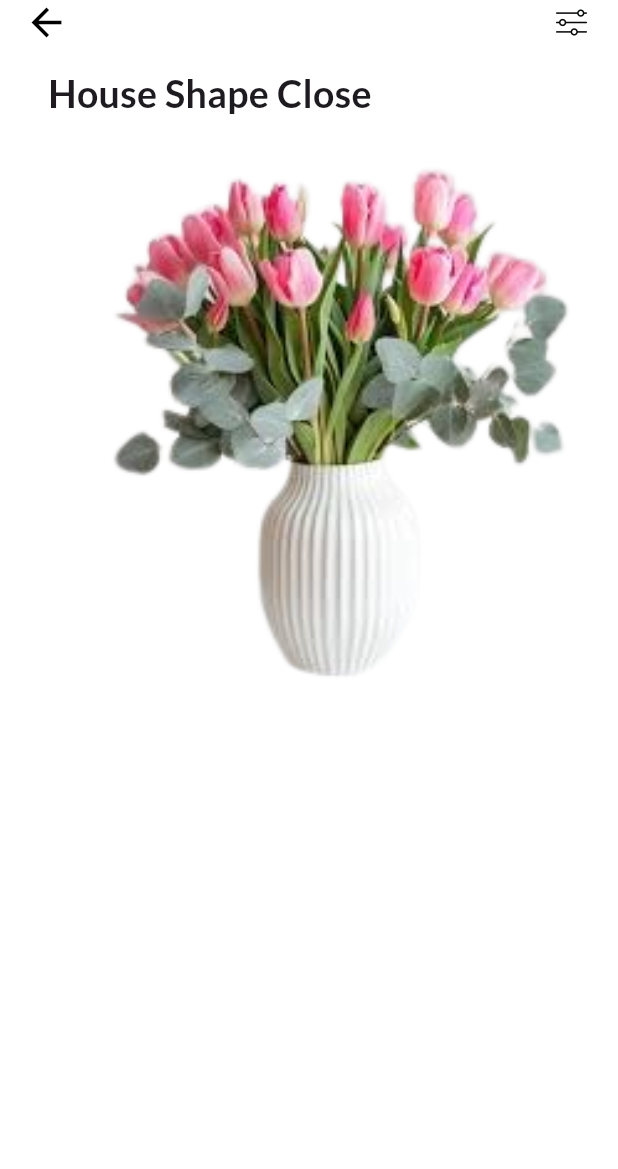
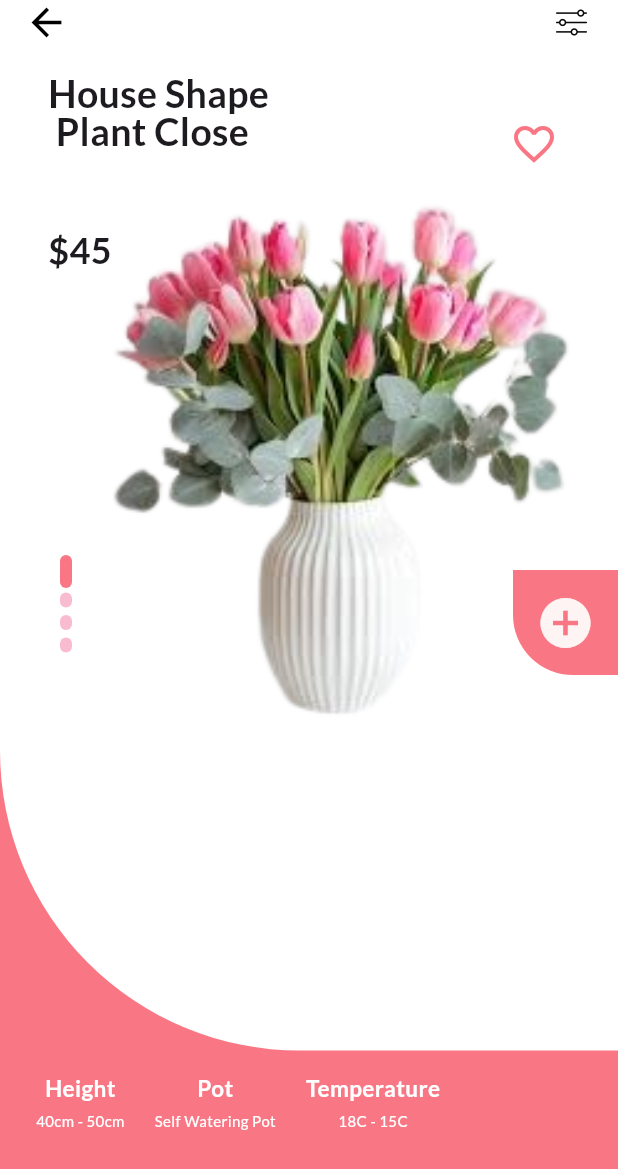
Before and after one commit to ikram-debug/PlantXpress, a Flutter app: the screen it shows after launch, after a tap on "House Shape Close", on a phone screen of 412 x 824 dp. Shown: the top 1169 px of the screen. Run offline on Flutter 3.47's test engine with Material 3 defaults, Android fonts, the phone set to English and light mode, and no system bars; our stand-ins replace google_fonts.

Commit message:
Second Commit

```diff
--- /dev/null
+++ b/lib/View Model/Details_Screen_VM.dart
@@ -0,0 +1,256 @@
+import 'package:flutter/material.dart';
+import 'package:plant_delivery_app/Utils/color.dart';
+import 'package:plant_delivery_app/View/Home_screen/Home_Screen_View.dart';
+
+class DetailsSrc extends StatelessWidget {
+  final String image;
+  final String name;
+  final String price;
+  const DetailsSrc({super.key,
+    required this.image,
+    required this.name,
+    required this.price
+  });
+
+  @override
+  Widget build(BuildContext context) {
+    return Scaffold(
+      body: Container(
+        color: Colors.white,
+        child: Stack(
+          children: [
+            BottomPart(context),
+            Positioned(
+              top: 0,
+                child: Container(
+                  height: MediaQuery.of(context).size.height*0.85,
+                  width: MediaQuery.of(context).size.width,
+                  decoration: BoxDecoration(
+                    borderRadius: BorderRadius.only(bottomLeft: Radius.circular(200)),
+                    color: Colors.white,
+                  ),
+                  child: Column(
+                    crossAxisAlignment: CrossAxisAlignment.start,
+                    children: [
+                      Padding(
+                          padding: EdgeInsets.only(top: MediaQuery.of(context).padding.top,
+                            right: 16,
+                            left: 16,
+                          ),
+                      child: Row(
+                        mainAxisAlignment: MainAxisAlignment.spaceBetween,
+                        children: [
+                          GestureDetector(
+                            onTap: () {
+                              Navigator.pop(context);
+                            },
+                            child: Icon(Icons.arrow_back,
+                              size: 30,
+                              color: Colors.black,
+                            ),
+                          ),
+                          Image.asset('assets/fillter.png',
+                            height: 30,
+                              width:30,
+                          ),
+                        ],
+                      ),
+                      ),
+                      SizedBox(height: 20),
+                      Padding(
+                        padding: EdgeInsets.only(left: 32.0),
+                        child: Text(
+                          name,
+                          textAlign: TextAlign.start,
+                          style: TextStyle(
+                            fontSize: 25,
+                            fontWeight: FontWeight.bold,
+                            height: 1.01,
+                          ),
+                        ),
+                      ),
+                      SizedBox(height: 20),
+                      Padding(
+                          padding: EdgeInsets.only(left: 40),
+                        child: Stack(
+                          children: [
+                            Image.asset(
+                              image,
+                             width: MediaQuery.of(context).size.width,
+                              fit: BoxFit.fill,
+                            ),
+                            Padding(
+                                padding: EdgeInsets.only(top: 250),
+                              child: Container(
+                                height: 22,
+                                  width: 8,
+                                decoration: BoxDecoration(
+                                  borderRadius: BorderRadius.circular(20),
+                                  color: primaryColor,
+                                ),
+                              ),
+                            ),
+                            Padding(
+                              padding: EdgeInsets.only(top: 275),
+                              child: Container(
+                                height: 10,
+                                width: 8,
+                                decoration: BoxDecoration(
+                                  borderRadius: BorderRadius.circular(40),
+                                  color: Colors.pink[100],
+                                ),
+                              ),
+                            ),
+                            Padding(
+                              padding: EdgeInsets.only(top: 290),
+                              child: Container(
+                                height: 10,
+                                width: 8,
+                                decoration: BoxDecoration(
+                                  borderRadius: BorderRadius.circular(40),
+                                  color: Colors.pink[100],
+                                ),
+                              ),
+                            ),
+                            Padding(
+                              padding: EdgeInsets.only(top: 305),
+                              child: Container(
+                                height: 10,
+                                width: 8,
+                                decoration: BoxDecoration(
+                                  borderRadius: BorderRadius.circular(40),
+                                  color: Colors.pink[100],
+                                ),
+                              ),
+                            ),
+                          ],
+                        ),
+                      ),
+                    ],
+                  ),
+                ),
+            ),
+            Positioned(
+              top: 150,
+                left: 32,
+                child: Text(
+                  price,
+                  style: TextStyle(
+                    fontWeight: FontWeight.bold,
+                    fontSize: 24,
+                  ),
+                ),
+            ),
+            Positioned(
+              top: 80,
+                right: 40,
+                child:
+                Icon(Icons.favorite_border,
+                  size: 32,
+                  color: primaryColor,
+                ),
+            ),
+            Positioned(
+              top: 380,
+                right: 0,
+                child: Container(
+                  decoration: BoxDecoration(
+                    borderRadius: BorderRadius.only(bottomLeft: Radius.circular(40),
+                    ),
+                    color: primaryColor,
+                  ),
+                  height: 70,
+                  width: 70,
+                  child:
+                  Icon(Icons.add_circle,
+                    size: 40,
+                    color: secondaryColor,
+                  ),
+                ),
+            ),
+          ],
+        ),
+      )
+    );
+  }
+}
+
+Positioned BottomPart(BuildContext context){
+  return Positioned(
+    bottom: 0,
+    child: Container(
+      height: MediaQuery.of(context).size.height*0.4,
+      width: MediaQuery.of(context).size.width,
+      color: primaryColor,
+      child: const Padding(
+        padding: EdgeInsets.only(top: 220, left: 24),
+        child: Row(
+          children: [
+            Column(
+              children: [
+                Text(
+                  'Height',
+                  style: TextStyle(
+                    fontWeight: FontWeight.bold,
+                    fontSize: 15,
+                    color: Colors.white,
+                  ),
+                ),
+                SizedBox(height: 5),
+                Text(
+                  '40cm - 50cm',
+                  style: TextStyle(
+                    fontSize: 10,
+                    color: Colors.white,
+                  ),
+                ),
+              ],
+            ),
+            SizedBox(width: 20),
+            Column(
+              children: [
+                Text(
+                  'Pot',
+                  style: TextStyle(
+                    fontWeight: FontWeight.bold,
+                    fontSize: 15,
+                    color: Colors.white,
+                  ),
+                ),
+                SizedBox(height: 5),
+                Text(
+                  'Self Watering Pot',
+                  style: TextStyle(
+                    fontSize: 10,
+                    color: Colors.white,
+                  ),
+                ),
+              ],
+            ),
+            SizedBox(width: 20),
+            Column(
+              children: [
+                Text(
+                  'Temperature',
+                  style: TextStyle(
+                    fontWeight: FontWeight.bold,
+                    fontSize: 15,
+                    color: Colors.white,
+                  ),
+                ),
+                SizedBox(height: 5),
+                Text(
+                  '18C - 15C',
+                  style: TextStyle(
+                    fontSize: 10,
+                    color: Colors.white,
+                  ),
+                ),
+              ],
+            ),
+          ],
+        ),
+      ),
+    ),
+  );
+}
--- /dev/null
+++ b/lib/View/Details_Screen/Detail_Screen_View.dart
@@ -0,0 +1,93 @@
+import 'package:flutter/material.dart';
+import 'package:plant_delivery_app/View%20Model/Details_Screen_VM.dart';
+
+class DetailScreen extends StatelessWidget {
+  const DetailScreen({super.key});
+
+  @override
+  Widget build(BuildContext context) {
+    return  DetailsSrc(
+        image: 'assets/flower 3.png',
+        name: 'House Shape \n Plant Close',
+        price:'\$45',
+    );
+  }
+}
+
+class DetailScreen2 extends StatelessWidget {
+  const DetailScreen2({super.key});
+
+  @override
+  Widget build(BuildContext context) {
+    return  DetailsSrc(
+      image: 'assets/flower 2.png',
+      name: 'Glass water \n Plant Close',
+      price:'\$60',
+    );
+  }
+}
+
+class DetailScreen3 extends StatelessWidget {
+  const DetailScreen3({super.key});
+
+  @override
+  Widget build(BuildContext context) {
+    return  DetailsSrc(
+      image: 'assets/flower 1.png',
+      name: 'House Shape \n Plant Close',
+      price:'\$70',
+    );
+  }
+}
+
+class DetailScreen4 extends StatelessWidget {
+  const DetailScreen4({super.key});
+
+  @override
+  Widget build(BuildContext context) {
+    return  DetailsSrc(
+      image: 'assets/flower 4.png',
+      name: 'House Shape \n Plant Close',
+      price:'\$80',
+    );
+  }
+}
+
+class DetailScreen5 extends StatelessWidget {
+  const DetailScreen5({super.key});
+
+  @override
+  Widget build(BuildContext context) {
+    return  DetailsSrc(
+      image: 'assets/flower 5.png',
+      name: 'House Shape \n Plant Close',
+      price:'\$50',
+    );
+  }
+}
+
+class DetailScreen6 extends StatelessWidget {
+  const DetailScreen6({super.key});
+
+  @override
+  Widget build(BuildContext context) {
+    return  DetailsSrc(
+      image: 'assets/Flower 6.png',
+      name: 'House Shape \n Plant Close',
+      price:'\$65',
+    );
+  }
+}
+
+class DetailScreen7 extends StatelessWidget {
+  const DetailScreen7({super.key});
+
+  @override
+  Widget build(BuildContext context) {
+    return  DetailsSrc(
+      image:'assets/flower 7.png',
+      name: 'House Shape \n Plant Close',
+      price:'\$65',
+    );
+  }
+}
--- a/lib/View/Details_Screen/Details_Screen.dart
+++ /dev/null
@@ -1,90 +0,0 @@
-import 'package:flutter/material.dart';
-import 'package:plant_delivery_app/View/Home_screen/Home_Screen_View.dart';
-
-class DetailsSrc extends StatelessWidget {
-  const DetailsSrc({super.key});
-
-  @override
-  Widget build(BuildContext context) {
-    return Scaffold(
-      body: Container(
-        color: Colors.white,
-        child: Stack(
-          children: [
-            // Hero(tag: 'Flower 1',
-            //     child: Image.asset('assets/flower 3.png'
-            //     ),
-            // ),
-            Positioned(
-              top: 0,
-                child: Container(
-                  height: MediaQuery.of(context).size.height*0.85,
-                  width: MediaQuery.of(context).size.width,
-                  decoration: BoxDecoration(
-                    borderRadius: BorderRadius.only(bottomLeft: Radius.circular(200)),
-                    color: Colors.white,
-                  ),
-                  child: Column(
-                    crossAxisAlignment: CrossAxisAlignment.start,
-                    children: [
-                      Padding(
-                          padding: EdgeInsets.only(top: MediaQuery.of(context).padding.top,
-                            right: 16,
-                            left: 16,
-                          ),
-                      child: Row(
-                        mainAxisAlignment: MainAxisAlignment.spaceBetween,
-                        children: [
-                          GestureDetector(
-                            onTap: () {
-                              Navigator.pushReplacement(context,
-                              MaterialPageRoute(builder: (context) => HomeScreen()));
-                            },
-                            child: Icon(Icons.arrow_back,
-                              size: 30,
-                              color: Colors.black,
-                            ),
-                          ),
-                          Image.asset('assets/fillter.png',
-                            height: 30,
-                              width:30,
-                          ),
-                        ],
-                      ),
-                      ),
-                      SizedBox(height: 20),
-                      Padding(
-                        padding: EdgeInsets.only(left: 32.0),
-                        child: Text(
-                          'House Shape Close',
-                          textAlign: TextAlign.start,
-                          style: TextStyle(
-                            fontSize: 25,
-                            fontWeight: FontWeight.bold,
-                            height: 1.01,
-                          ),
-                        ),
-                      ),
-                      SizedBox(height: 20),
-                      Padding(
-                          padding: EdgeInsets.only(left: 40),
-                        child: Stack(
-                          children: [
-                            Image.asset('assets/flower 3.png',
-                             width: MediaQuery.of(context).size.width,
-                              fit: BoxFit.fill,
-                            ),
-                          ],
-                        ),
-                      ),
-                    ],
-                  ),
-                ),
-            ),
-
-          ],
-        ),
-      )
-    );
-  }
-}
--- a/lib/View/Home_screen/Home_Screen_View.dart
+++ b/lib/View/Home_screen/Home_Screen_View.dart
@@ -1,7 +1,8 @@
 import 'package:flutter/material.dart';
 import 'package:plant_delivery_app/Utils/color.dart';
 import 'package:plant_delivery_app/View%20Model/Home_Screen_VM.dart';
-import 'package:plant_delivery_app/View/Details_Screen/Details_Screen.dart';
+import 'package:plant_delivery_app/View/Details_Screen/Detail_Screen_View.dart';
+
 
 
 class HomeScreen extends StatelessWidget {
@@ -54,7 +55,7 @@ Container bodypart(Size size, BuildContext context) {
           SizedBox(height: 100),
           GestureDetector(
             onTap: () {
-              Navigator.push(context, MaterialPageRoute(builder: (context) => DetailsSrc()));
+              Navigator.push(context, MaterialPageRoute(builder: (context) => DetailScreen()));
             },
             child: const Hero(
               tag: 'Flower 1',
@@ -65,7 +66,11 @@ Container bodypart(Size size, BuildContext context) {
               ),
             ),
           ),
-          const   Hero(
+          GestureDetector(
+            onTap: () {
+              Navigator.push(context, MaterialPageRoute(builder: (context) => DetailScreen2()));
+            },
+            child: const   Hero(
               tag: 'Flower 2',
               child: HomeScreenVm(
                 image: 'assets/flower 2.png',
@@ -73,7 +78,12 @@ Container bodypart(Size size, BuildContext context) {
                 price: '60',
               ),
             ),
-          const  Hero(
+          ),
+          GestureDetector(
+            onTap: () {
+              Navigator.push(context, MaterialPageRoute(builder: (context) => DetailScreen3()));
+            },
+            child: const  Hero(
               tag: 'Flower 3',
               child: HomeScreenVm(
                 image: 'assets/flower 1.png',
@@ -81,7 +91,12 @@ Container bodypart(Size size, BuildContext context) {
                 price: '70',
               ),
             ),
-          const Hero(
+          ),
+          GestureDetector(
+              onTap: () {
+                Navigator.push(context, MaterialPageRoute(builder: (context) => DetailScreen4()));
+              },
+            child: const Hero(
               tag: 'Flower 4',
               child: HomeScreenVm(
                 image: 'assets/flower 4.png',
@@ -89,7 +104,12 @@ Container bodypart(Size size, BuildContext context) {
                 price: '80',
               ),
             ),
-          const  Hero(
+          ),
+          GestureDetector(
+            onTap: () {
+              Navigator.push(context, MaterialPageRoute(builder: (context) => DetailScreen5()));
+            },
+            child: const  Hero(
               tag: 'Flower 5',
               child: HomeScreenVm(
                 image: 'assets/flower 5.png',
@@ -97,7 +117,12 @@ Container bodypart(Size size, BuildContext context) {
                 price: '50',
               ),
             ),
-          const  Hero(
+          ),
+          GestureDetector(
+            onTap: () {
+              Navigator.push(context, MaterialPageRoute(builder: (context) => DetailScreen6()));
+            },
+            child: const  Hero(
               tag: 'Flower 6',
               child: HomeScreenVm(
                 image: 'assets/Flower 6.png',
@@ -105,12 +130,18 @@ Container bodypart(Size size, BuildContext context) {
                 price: '65',
               ),
             ),
-          const  Hero(
+          ),
+          GestureDetector(
+            onTap: () {
+              Navigator.push(context, MaterialPageRoute(builder: (context) => DetailScreen7()));
+            },
+            child: const  Hero(
               tag: 'Flower 7',
               child: HomeScreenVm(
                 image: 'assets/flower 7.png',
                 name: 'House Shape Close',
                 price: '65',
+              ),
             ),
           )
         ],
```
Lines whose indentation alone changed are shown as unchanged.
